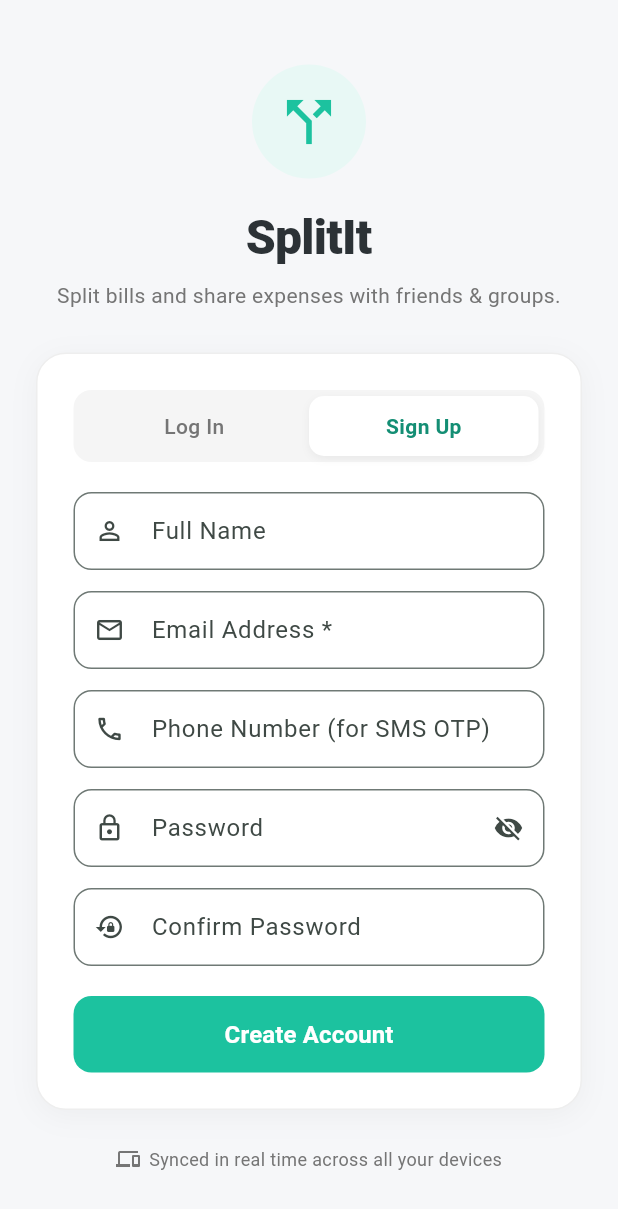
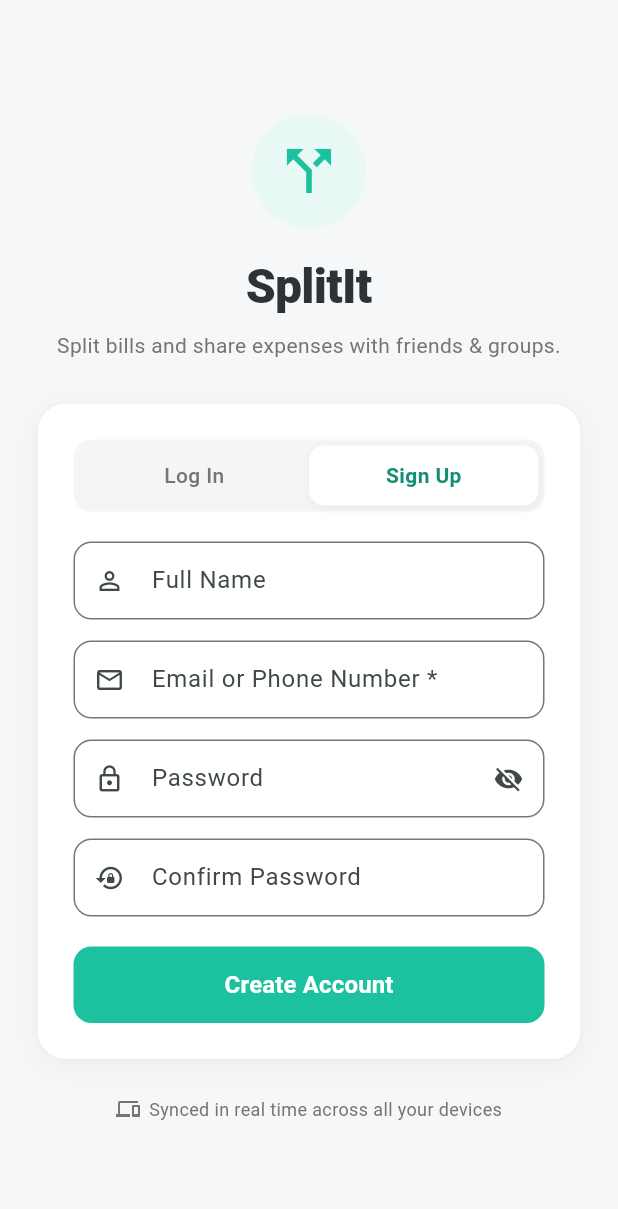
Before and after one commit to indramishra/split-it-flutter-app, a Flutter app: the screen it shows after launch, after a tap on "Sign Up", on a phone screen of 412 x 824 dp. Shown: the top 1209 px of the screen. Run offline on Flutter 3.47's test engine with Material 3 defaults, Android fonts, the phone set to English and light mode, and no system bars; our stand-ins replace cloud_firestore, firebase_core, flutter_contacts, flutter_local_notifications, permission_handler, shared_preferences; accounts and stored records are empty.

Commit message:
feat: unified email/phone auth input with country code picker
- Single input field for email OR phone number (auto-detected)
- Country code dropdown defaults to +91 (India) with flag
- SMS verification for phone, email verification for email
- Updated login() provider method to accept either email or phoneNumber
- Added country_code_picker.dart widget with 40+ country support

```diff
--- a/lib/screens/auth_screen.dart
+++ b/lib/screens/auth_screen.dart
@@ -2,6 +2,7 @@ import 'package:flutter/material.dart';
 import 'package:provider/provider.dart';
 import '../providers/splitwise_provider.dart';
 import '../theme/app_theme.dart';
+import '../widgets/country_code_picker.dart';
 import 'forgot_password_screen.dart';
 
 class AuthScreen extends StatefulWidget {
@@ -15,8 +16,7 @@ class _AuthScreenState extends State<AuthScreen> {
   bool _isSignUp = false;
 
   final _nameController = TextEditingController();
-  final _emailController = TextEditingController();
-  final _phoneController = TextEditingController();
+  final _emailOrPhoneController = TextEditingController();
   final _passwordController = TextEditingController();
   final _confirmPasswordController = TextEditingController();
 
@@ -25,14 +25,41 @@ class _AuthScreenState extends State<AuthScreen> {
   String? _errorMessage;
   String? _successMessage;
 
+  // Country code state - defaults to India (+91)
+  String _selectedCountryDialCode = '+91';
+  String _selectedCountryFlag = '🇮🇳';
+
   @override
   void dispose() {
     _nameController.dispose();
-    _emailController.dispose();
-    _phoneController.dispose();
+    _emailOrPhoneController.dispose();
     _passwordController.dispose();
     _confirmPasswordController.dispose();
     super.dispose();
+  }
+
+  // Detects if input is email or phone
+  bool _isEmailInput(String input) {
+    return input.contains('@');
+  }
+
+  // Format phone number with country code
+  String _formatPhoneNumber(String phone, String countryCode) {
+    final digitsOnly = phone.replaceAll(RegExp(r'[\s\-().]'), '');
+    if (digitsOnly.startsWith('+')) {
+      return digitsOnly;
+    }
+    return '$countryCode$digitsOnly';
+  }
+
+  // Check if the input looks like a phone number (digits or starts with +)
+  bool _isPhoneInput(String input) {
+    final trimmed = input.trim();
+    if (trimmed.isEmpty) return false;
+    if (trimmed.contains('@')) return false;
+    // If it contains mostly digits or starts with +, treat as phone
+    final digitCount = RegExp(r'[0-9]').allMatches(trimmed).length;
+    return digitCount >= 4; // At least 4 digits suggests phone number
   }
 
   Future<void> _submit() async {
@@ -43,7 +70,7 @@ class _AuthScreenState extends State<AuthScreen> {
     });
 
     final provider = context.read<SplitwiseProvider>();
-    final email = _emailController.text.trim();
+    final emailOrPhone = _emailOrPhoneController.text.trim();
     final password = _passwordController.text;
 
     if (_isSignUp) {
@@ -65,12 +92,16 @@ class _AuthScreenState extends State<AuthScreen> {
         return;
       }
 
-      final phone = _phoneController.text.trim();
+      // Determine if user is signing up with email or phone
+      final isEmail = _isEmailInput(emailOrPhone);
+      final email = isEmail ? emailOrPhone.toLowerCase() : '';
+      final phoneNumber = isEmail ? null : _formatPhoneNumber(emailOrPhone, _selectedCountryDialCode);
+
       final error = await provider.register(
         name: name,
         email: email,
         password: password,
-        phoneNumber: phone.isNotEmpty ? phone : null,
+        phoneNumber: phoneNumber,
       );
 
       if (mounted) {
@@ -80,9 +111,15 @@ class _AuthScreenState extends State<AuthScreen> {
         });
       }
     } else {
+      // Login - detect if email or phone
+      final isEmail = _isEmailInput(emailOrPhone);
+      final loginEmail = isEmail ? emailOrPhone.toLowerCase() : '';
+      final loginPhone = isEmail ? null : _formatPhoneNumber(emailOrPhone, _selectedCountryDialCode);
+
       final error = await provider.login(
-        email: email,
+        email: loginEmail,
         password: password,
+        phoneNumber: loginPhone,
       );
 
       if (mounted) {
@@ -96,6 +133,10 @@ class _AuthScreenState extends State<AuthScreen> {
 
   @override
   Widget build(BuildContext context) {
+    final inputText = _emailOrPhoneController.text.trim();
+    final isPhone = _isPhoneInput(inputText);
+    final isEmailMode = inputText.contains('@');
+
     return Scaffold(
       backgroundColor: AppTheme.background,
       body: SafeArea(
@@ -318,35 +359,95 @@ class _AuthScreenState extends State<AuthScreen> {
                           const SizedBox(height: 14),
                         ],
 
-                        // Email
-                        TextField(
-                          controller: _emailController,
-                          keyboardType: _isSignUp ? TextInputType.emailAddress : TextInputType.text,
+                        // Email or Phone Number (single field with country code for phone)
+                        Column(
+                          crossAxisAlignment: CrossAxisAlignment.start,
+                          children: [
+                            Row(
+                              crossAxisAlignment: CrossAxisAlignment.start,
+                              children: [
+                                // Country Code Dropdown (shown when phone input is detected)
+                                if (isPhone && !isEmailMode) ...[
+                                  SizedBox(
+                                    width: 110,
+                                    child: DropdownButtonFormField<String>(
+                                      initialValue: _selectedCountryDialCode,
+                                      decoration: InputDecoration(
+                                        hintText: 'Code',
+                                        hintStyle: TextStyle(color: Colors.grey.shade500, fontSize: 13),
+                                        contentPadding: const EdgeInsets.symmetric(horizontal: 12, vertical: 12),
+                                        constraints: const BoxConstraints(minWidth: 0),
+                                        border: OutlineInputBorder(borderRadius: BorderRadius.circular(12)),
+                                      ),
+                                      style: const TextStyle(fontSize: 13, color: AppTheme.charcoal),
+                                      icon: const Icon(Icons.arrow_drop_down, size: 18),
+                                      items: countries.map((c) {
+                                        return DropdownMenuItem<String>(
+                                          value: c.dialCode,
+                                          child: Row(
+                                            children: [
+                                              Text(
+                                                getFlagFromDialCode(c.dialCode),
+                                                style: const TextStyle(fontSize: 16),
+                                              ),
+                                              const SizedBox(width: 4),
+                                              Text(
+                                                c.dialCode,
+                                                style: const TextStyle(fontSize: 13),
+                                              ),
+                                            ],
+                                          ),
+                                        );
+                                      }).toList(),
+                                      onChanged: (value) {
+                                        if (value != null) {
+                                          setState(() {
+                                            _selectedCountryDialCode = value;
+                                            _selectedCountryFlag = getFlagFromDialCode(value);
+                                          });
+                                        }
+                                      },
+                                    ),
+                                  ),
+                                  const SizedBox(width: 8),
+                                ],
+
+                                // Main input field
+                                Expanded(
+                                  child: TextField(
+                                    controller: _emailOrPhoneController,
+                                    keyboardType: isPhone && !isEmailMode
+                                        ? TextInputType.phone
+                                        : (inputText.contains('@') ? TextInputType.emailAddress : TextInputType.emailAddress),
                                     autocorrect: false,
+                                    onChanged: (value) => setState(() {}),
                                     decoration: InputDecoration(
-                            labelText: _isSignUp ? 'Email Address *' : 'Email or Phone Number',
-                            prefixIcon: Icon(_isSignUp ? Icons.email_outlined : Icons.account_circle_outlined, size: 20),
+                                      labelText: _isSignUp
+                                          ? 'Email or Phone Number *'
+                                          : 'Email or Phone Number',
+                                      hintText: inputText.contains('@') ? 'you@example.com' : 'Enter email or phone',
+                                      prefixIcon: isPhone && !isEmailMode
+                                          ? const Icon(Icons.phone_outlined, size: 20)
+                                          : const Icon(Icons.email_outlined, size: 20),
                                       border: OutlineInputBorder(borderRadius: BorderRadius.circular(12)),
                                       contentPadding: const EdgeInsets.symmetric(horizontal: 16, vertical: 14),
                                     ),
                                   ),
-                        const SizedBox(height: 14),
+                                ),
+                              ],
+                            ),
 
-                        // Phone Number (if sign up)
-                        if (_isSignUp) ...[
-                          TextField(
-                            controller: _phoneController,
-                            keyboardType: TextInputType.phone,
-                            decoration: InputDecoration(
-                              labelText: 'Phone Number (for SMS OTP)',
-                              prefixIcon: const Icon(Icons.phone_outlined, size: 20),
-                              hintText: 'e.g. +1 555-123-4567',
-                              border: OutlineInputBorder(borderRadius: BorderRadius.circular(12)),
-                              contentPadding: const EdgeInsets.symmetric(horizontal: 16, vertical: 14),
+                            // Helper text for phone input
+                            if (isPhone && !isEmailMode && inputText.trim().isNotEmpty) ...[
+                              const SizedBox(height: 6),
+                              Text(
+                                'SMS verification code will be sent to $_selectedCountryFlag $_selectedCountryDialCode',
+                                style: TextStyle(fontSize: 11, color: Colors.grey.shade600),
                               ),
+                            ],
+                          ],
                         ),
                         const SizedBox(height: 14),
-                        ],
 
                         // Password
                         TextField(
@@ -394,13 +495,13 @@ class _AuthScreenState extends State<AuthScreen> {
                                 final updatedEmail = await Navigator.of(context).push<String>(
                                   MaterialPageRoute(
                                     builder: (_) => ForgotPasswordScreen(
-                                      initialEmail: _emailController.text.trim(),
+                                      initialEmail: _emailOrPhoneController.text.trim(),
                                     ),
                                   ),
                                 );
                                 if (updatedEmail != null && mounted) {
                                   setState(() {
-                                    _emailController.text = updatedEmail;
+                                    _emailOrPhoneController.text = updatedEmail;
                                     _passwordController.clear();
                                     _isSignUp = false;
                                     _errorMessage = null;
```
Also changed, not shown: lib/providers/splitwise_provider.dart (+13 -10 lines), lib/widgets/country_code_picker.dart (added, +304 -0 lines). Lines whose indentation alone changed are shown as unchanged.
